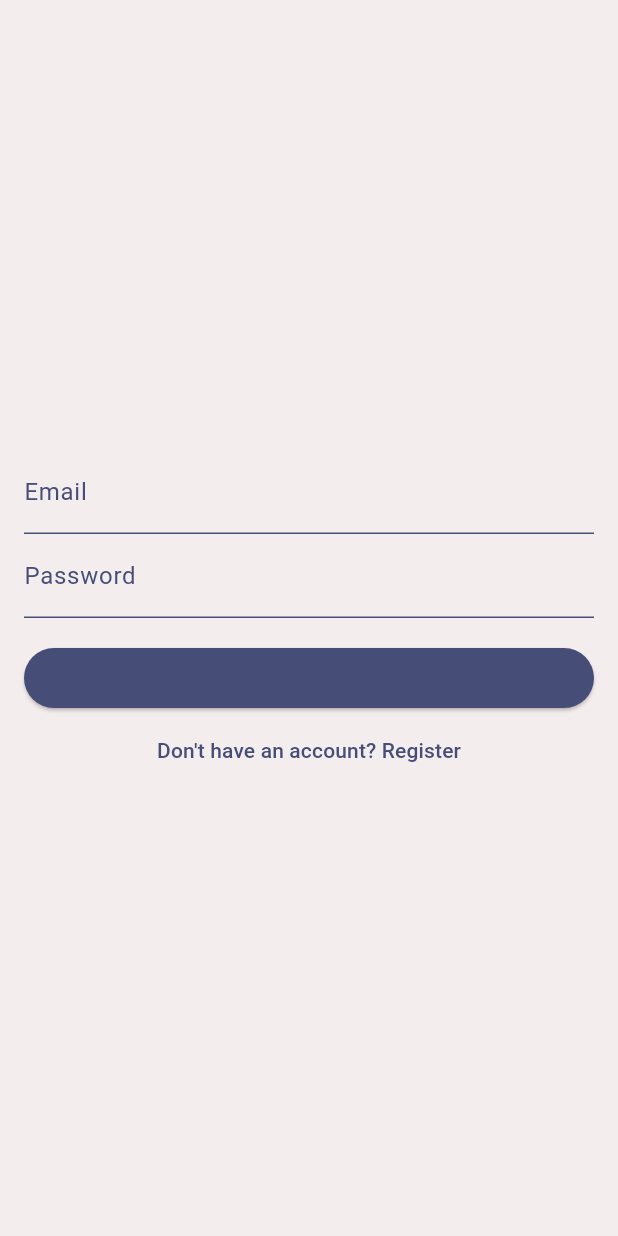
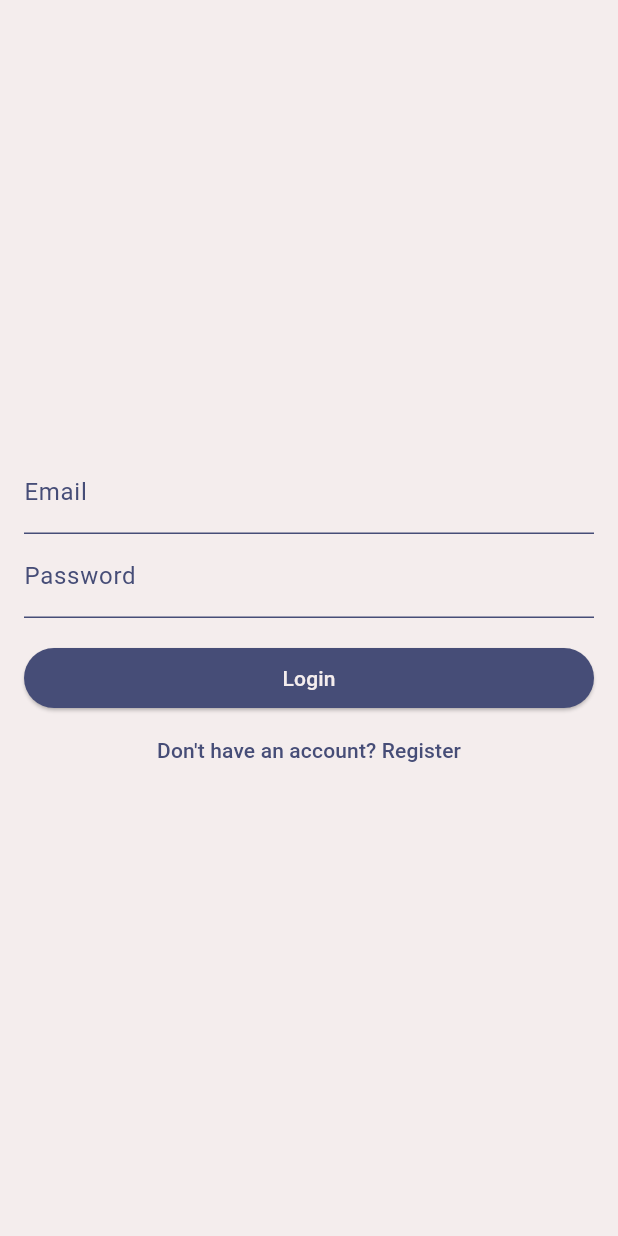
Before and after one commit to mcioc21/automate, a Flutter app: the screen it shows after launch, after a tap on "LOGIN", on a phone screen of 412 x 824 dp. Run offline on Flutter 3.47's test engine with Material 3 defaults, Android fonts, the phone set to English and light mode, and no system bars; our stand-ins replace firebase_auth, firebase_core, shared_preferences; accounts and stored records are empty.

Commit message:
Added user state permanence upon exiting the app. Created Theme class for app. Changed Login button text in white.

```diff
--- a/lib/colors.dart
+++ b/lib/colors.dart
@@ -29,3 +29,18 @@ class AppColors {
     brightness: Brightness.light,
   );
 }
+
+class AppTheme {
+  static ThemeData get theme {
+    return ThemeData(
+      colorScheme: AppColors.colorScheme,
+      elevatedButtonTheme: ElevatedButtonThemeData(
+        style: ElevatedButton.styleFrom(
+          backgroundColor: AppColors.blue,
+          foregroundColor: AppColors.snow,
+        ),
+      ),
+      scaffoldBackgroundColor: AppColors.snow,
+    );
+  }
+}
--- a/lib/homeOptions/profile_page.dart
+++ b/lib/homeOptions/profile_page.dart
@@ -15,7 +15,8 @@ class ProfilePage extends StatelessWidget {
       prefs.remove('hasSeenGuestBanner');
       prefs.remove('vehicles'); // Clear the vehicle list
       if (context.mounted) {
-        Navigator.of(context).popUntil(ModalRoute.withName('/'));
+        //Navigator.of(context).popUntil(ModalRoute.withName('/'));
+        Navigator.pushNamedAndRemoveUntil(context, '/', (Route<dynamic> route) => false,);
       }
     } catch (e) {
       if (context.mounted) {
@@ -34,6 +35,9 @@ class ProfilePage extends StatelessWidget {
       // Navigate to the login screen or handle login logic here
       Navigator.of(context).pushNamed('/login');
       final prefs = await SharedPreferences.getInstance();
+      if(prefs.getBool('isGuest') != false) {
+        prefs.setBool('isGuest', false);
+      }
       prefs.remove('vehicles'); // Clear the vehicle list
     } catch (e) {
       if (context.mounted) {
--- a/lib/login.dart
+++ b/lib/login.dart
@@ -82,7 +82,7 @@ class _LoginPageState extends State<LoginPage> {
               const SizedBox(height: 16.0),
               ElevatedButton(
                 onPressed: _isLoading ? null : _login,
-                child: _isLoading ? const CircularProgressIndicator() : const Text('Login', style: TextStyle(color: AppColors.blue),),
+                child: _isLoading ? const CircularProgressIndicator() : const Text('Login', style: TextStyle(color: AppColors.snow),),
               ),
               if (_error.isNotEmpty)
                 Padding(
--- a/lib/main.dart
+++ b/lib/main.dart
@@ -7,10 +7,12 @@ import 'package:automate/login.dart';
 import 'package:automate/register.dart';
 import 'package:provider/provider.dart';
 import 'package:automate/user_provider.dart';
+import 'package:shared_preferences/shared_preferences.dart';
 
 void main() async {
   WidgetsFlutterBinding.ensureInitialized();
   await Firebase.initializeApp();
+  print('Firebase initialized');
 
   runApp(
     ChangeNotifierProvider(
@@ -29,53 +31,75 @@ class MainApp extends StatefulWidget {
 
 class _MainAppState extends State<MainApp> {
   late Stream<User?> _idTokenStream;
+  User? _user;
+  bool _isGuest = false;
+  bool _initialized = false;
 
   @override
   void initState() {
     super.initState();
-    // Listen for ID token changes and update UserProvider
+    print('initState: _initialized=$_initialized');
+    _initializeApp();
+  }
+
+  Future<void> _initializeApp() async {
+    final prefs = await SharedPreferences.getInstance();
+    print('SharedPreferences obtained');
+
     _idTokenStream = FirebaseAuth.instance.idTokenChanges();
+    print('FirebaseAuth idTokenChanges stream obtained');
+
     _idTokenStream.listen((user) {
+      print('idTokenStream listener: user=$user');
+      setState(() {
+        _user = user;
         context.read<UserProvider>().setUser(user);
+        if (user == null) {
+          print('User signed out or not logged in');
+          _isGuest = prefs.getBool('isGuest') ?? false;
+        } else {
+          print('User signed in: ${user.email}');
+          _isGuest = false;
+        }
+      });
+    }, onError: (error) {
+      print('Error in idTokenStream listener: $error');
+    });
+
+    setState(() {
+      _initialized = true;
+      print('Initialization complete: _initialized=$_initialized');
     });
   }
 
   @override
   Widget build(BuildContext context) {
-    return MaterialApp(
-      debugShowCheckedModeBanner: false,
-      theme: ThemeData(
-        colorScheme: AppColors.colorScheme,
-        elevatedButtonTheme: ElevatedButtonThemeData(
-          style: ElevatedButton.styleFrom(
-            backgroundColor: AppColors.blue,
-            foregroundColor: AppColors.snow,
-          ),
-        ),
-        scaffoldBackgroundColor: AppColors.snow,
-      ),
-      home: StreamBuilder<User?>(
-        stream: _idTokenStream,
-        builder: (context, snapshot) {
-          if (snapshot.connectionState == ConnectionState.active) {
-            User? user = snapshot.data;
-            if (user == null) {
-              // No user signed in, show choose login screen
-              return const ChooseLoginScreen();
-            } else {
-              // User is signed in, show home screen
-              return const HomeScreen();
-            }
-          } else {
-            // Connection state is not yet active, show loading indicator
-            return const Scaffold(
+    print('Building MainApp');
+    if (!_initialized) {
+      return const MaterialApp(
+        home: Scaffold(
           body: Center(
             child: CircularProgressIndicator(),
           ),
+        ),
       );
-          }
+    } else {
+      if (_user == null && !_isGuest) {
+        return MaterialApp(
+          debugShowCheckedModeBanner: false,
+          theme: AppTheme.theme,
+          home: const ChooseLoginScreen(),
+          routes: {
+            '/login': (context) => const LoginPage(),
+            '/register': (context) => const RegisterPage(),
+            '/dashboard': (context) => const HomeScreen(),
           },
-      ),
+        );
+      } else {
+        return MaterialApp(
+          debugShowCheckedModeBanner: false,
+          theme: AppTheme.theme,
+          home: const HomeScreen(),
           routes: {
             '/login': (context) => const LoginPage(),
             '/register': (context) => const RegisterPage(),
@@ -84,10 +108,20 @@ class _MainAppState extends State<MainApp> {
         );
       }
     }
-
+  }
+}
 
 class ChooseLoginScreen extends StatelessWidget {
   const ChooseLoginScreen({super.key});
+
+  Future<void> _continueAsGuest(BuildContext context) async {
+    final prefs = await SharedPreferences.getInstance();
+    await prefs.setBool('isGuest', true);
+    Navigator.pushReplacement(
+      context,
+      MaterialPageRoute(builder: (context) => const HomeScreen()),
+    );
+  }
 
   @override
   Widget build(BuildContext context) {
@@ -164,12 +198,7 @@ class ChooseLoginScreen extends StatelessWidget {
                   backgroundColor: MaterialStateProperty.all<Color>(Colors.transparent),
                   foregroundColor: MaterialStateProperty.all<Color>(AppColors.blue),
                 ),
-                onPressed: () {
-                  Navigator.push(
-                    context,
-                    MaterialPageRoute(builder: (context) => const HomeScreen()),
-                  );
-                },
+                onPressed: () => _continueAsGuest(context),
                 child: const Text('Continue as Guest'),
               ),
             ),
```
Lines whose indentation alone changed are shown as unchanged.
